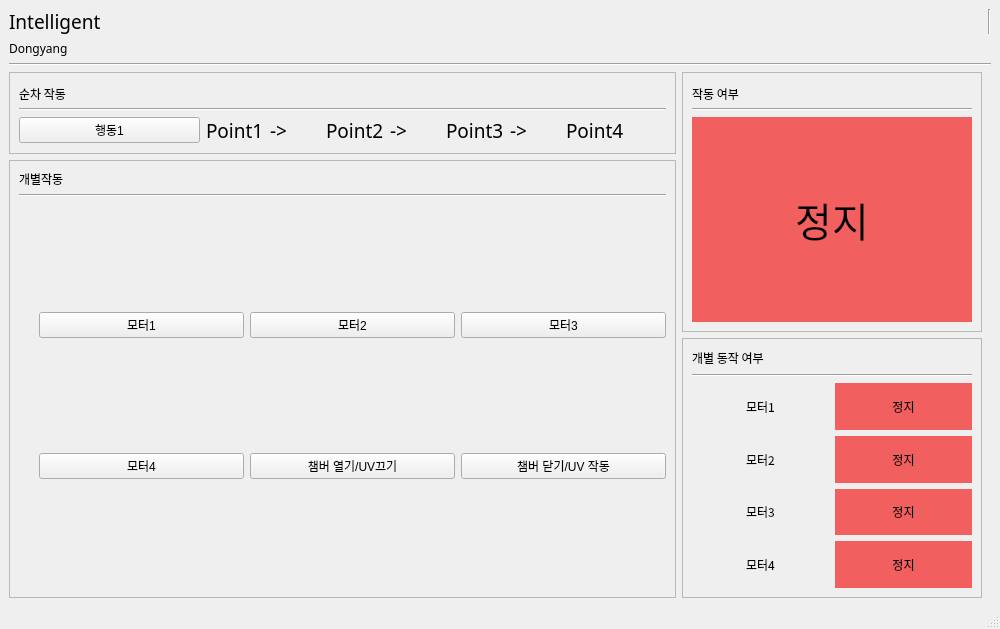
The window that move_set_ui.ui (BakedSweetPotatoChae/2024_dongyang_CapstoneDesign_intel) describes before a commit, drawn with Qt 5.
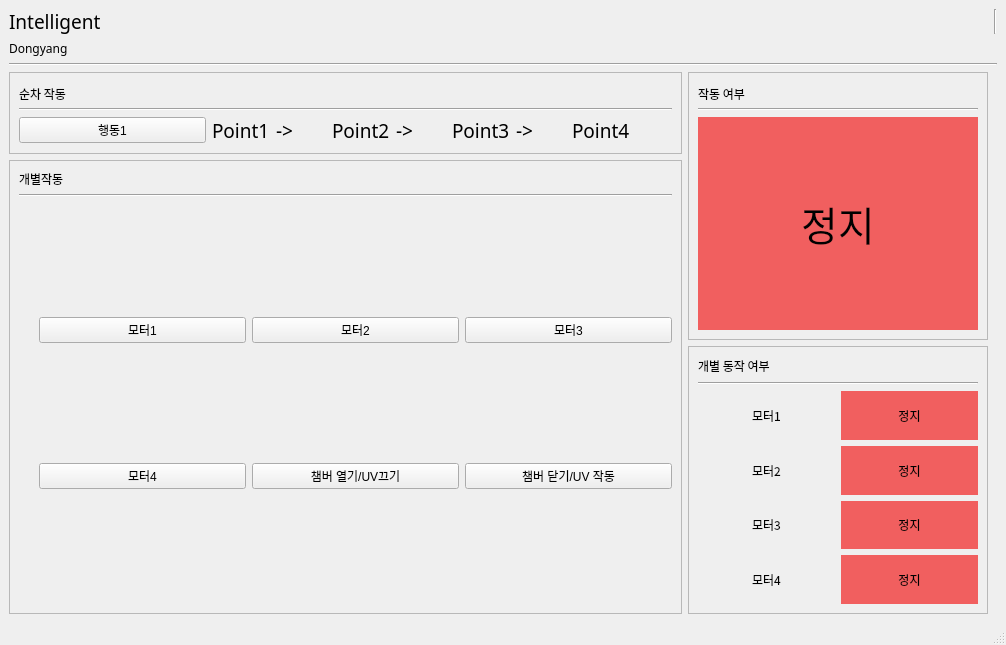
The same window after the commit.

```diff
--- a/move_set_ui.ui
+++ b/move_set_ui.ui
@@ -6,8 +6,8 @@
    <rect>
     <x>0</x>
     <y>0</y>
-    <width>1000</width>
-    <height>629</height>
+    <width>1006</width>
+    <height>645</height>
    </rect>
   </property>
   <property name="minimumSize">
```
